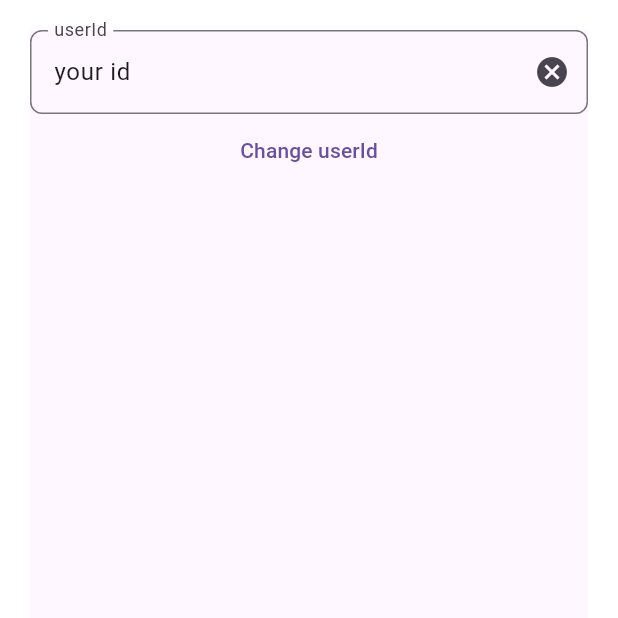
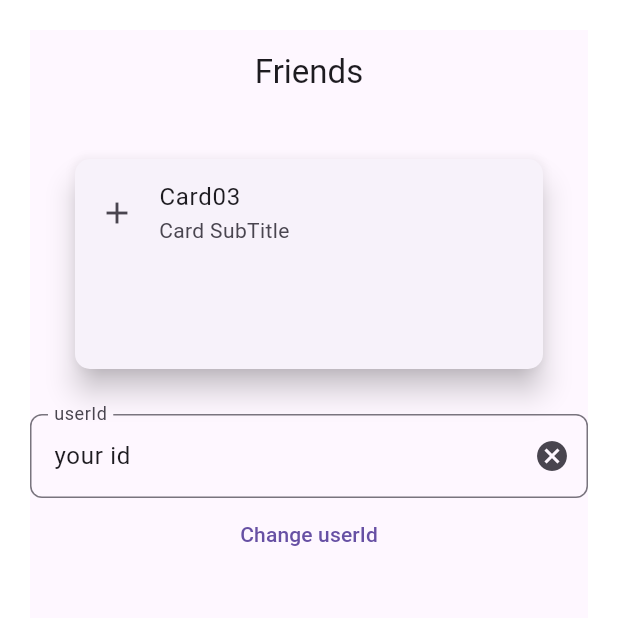
Before and after one commit to icep1anet/YourHitPoint, a Flutter app: the FriendPage screen opened directly, on a phone screen of 412 x 824 dp, the top half of it. Run offline on Flutter 3.47's test engine with Material 2 defaults, Android fonts, the phone set to English and light mode, and no system bars; our stand-ins replace fl_chart, fluttericon, google_fonts, logger, salomon_bottom_bar, shared_preferences; accounts and stored records are empty.

Commit message:
add:　friendページのcardの一時作成

```diff
--- a/grenze/lib/friend.dart
+++ b/grenze/lib/friend.dart
@@ -2,6 +2,10 @@ import "package:flutter/material.dart";
 import "package:grenze/user_data.dart";
 import "package:provider/provider.dart";
 import "package:logger/logger.dart";
+import "package:flutter/services.dart";
+import "package:google_fonts/google_fonts.dart";
+
+
 
 class FriendPage extends StatefulWidget {
   const FriendPage({Key? key}) : super(key: key);
@@ -30,9 +34,56 @@ class _FriendPageState extends State<FriendPage> {
     return Container(
       padding: const EdgeInsets.all(20),
       child: Scaffold(
+          appBar: AppBar(
+            //オーバーレイが明るいカラースキームになります。
+            systemOverlayStyle: SystemUiOverlayStyle.light,
+            title: const Text("Friends"),
+            centerTitle: true,
+            // backgroundColor: Colors.grey,
+          ),
           body: Center(
               child: Column(
         children: [
+          // SizedBox(
+          //   height: 200,
+          //   // width: 800,
+          //   child: Card(
+          //       // color: Colors.green, // Card自体の色
+          //       margin: const EdgeInsets.all(30),
+          //       elevation: 8, // 影の離れ具合
+          //       shadowColor: Colors.black ,// 影の色
+          //       shape: RoundedRectangleBorder( // 枠線を変更できる
+          //         borderRadius: BorderRadius.circular(10),
+          //       ),
+          //       child: const Column(
+          //         mainAxisSize: MainAxisSize.max,
+          //         children:  [
+          //           ListTile(
+          //             leading: Icon(Icons.add),
+          //             title: Text('Card03'),
+          //             subtitle: Text('Card SubTitle'),
+          //           ),
+          //           // Text('hello'),
+          //         ],
+          //       ),
+          //     ),
+          // ),
+          CardWidget(),
+
+
+
+
+
+
+
+
+
+
+
+
+
+
+
           TextField(
             autocorrect: false,
             autofocus: false,
@@ -65,3 +116,84 @@ class _FriendPageState extends State<FriendPage> {
     );
   }
 }
+
+class CardWidget extends StatelessWidget {
+
+  // final String _name;
+  // final String _desc;
+  // final String _picture;
+
+  // CardWidget(this._name, this._desc, this._picture);
+
+  @override
+  Widget build(BuildContext context) {
+    return SizedBox(
+            height: 200,
+            // width: 800,
+            child: Card(
+                // color: Colors.green, // Card自体の色
+                margin: const EdgeInsets.all(30),
+                elevation: 8, // 影の離れ具合
+                shadowColor: Colors.black ,// 影の色
+                shape: RoundedRectangleBorder( // 枠線を変更できる
+                  borderRadius: BorderRadius.circular(10),
+                ),
+                child: const Column(
+                  mainAxisSize: MainAxisSize.max,
+                  children:  [
+                    ListTile(
+                      leading: Icon(Icons.add),
+                      title: Text('Card03'),
+                      subtitle: Text('Card SubTitle'),
+                    ),
+                    // Text('hello'),
+                  ],
+                ),
+              ),
+          );
+  }
+
+  Widget _currentmyAvatar(String? imgUrl) {
+    var color = const Color(0xffd9d9d9);
+    final hasImage = imgUrl != null;
+    return Container(
+      decoration: const BoxDecoration(
+        shape: BoxShape.circle,
+        // border: Border.all(width: 5, color: Theme.of(context).focusColor),
+      ),
+      child: CircleAvatar(
+        backgroundColor: hasImage ? Colors.transparent : color,
+        backgroundImage: hasImage ? NetworkImage(imgUrl) : null,
+        radius: 100,
+        child: !hasImage
+            ? Text("No image",
+                // style: GoogleFonts.orelegaOne(
+                style: GoogleFonts.roboto(
+                  color: const Color(0xff1e90ff),
+                  fontWeight: FontWeight.bold,
+                  fontSize: 10,
+                ))
+            : null,
+      ),
+    );
+  }
+
+
+}
+
+
+
+    // return Card(
+    //   child: Column(
+    //     mainAxisSize: MainAxisSize.max,
+    //     children: <Widget>[
+    //       ListTile(
+    //         leading: _currentmyAvatar(null),
+    //         title: const Text("Name"),
+    //         subtitle: const Text("subtitle"),
+    //       ),
+
+
+    //     ],
+    //   ),
+    // );
--- a/grenze/lib/main.dart
+++ b/grenze/lib/main.dart
@@ -81,8 +81,8 @@ class _MainPageState extends State<MainPage> {
     super.initState();
 
     context.read<UserDataProvider>().getPrefItems();
-    context.read<UserDataProvider>().fetchFirebaseData();
-    context.read<UserDataProvider>().setHPspotsList(testDataList);
+    // context.read<UserDataProvider>().fetchFirebaseData();
+    // context.read<UserDataProvider>().setHPspotsList(testDataList);
   }
 
   //registerページに画面遷移
```
Also changed, not shown: grenze/lib/hp_graph.dart (+28 -0 lines), grenze/lib/myself.dart (+6 -6 lines), grenze/lib/user_data.dart (+59 -44 lines).
